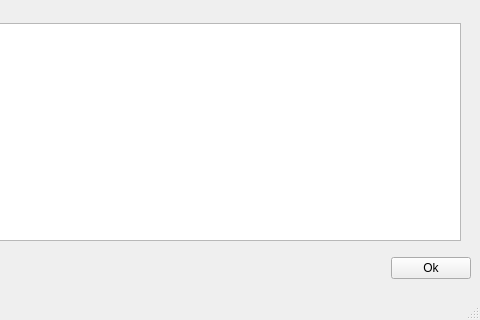
First picture: the form in add_words_main_window.ui, repository codincodee/AnyWord, before the edit; both pictures show x 139 to 619 and y 99 to 419 of the 619 by 419 pixel window.
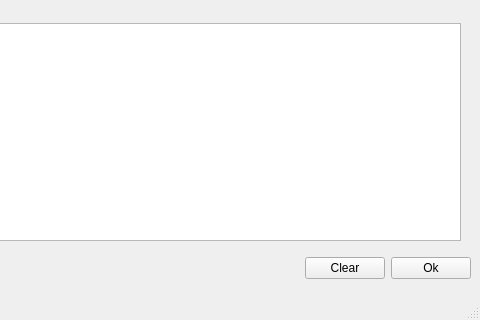
Second picture: the form after the edit.

What changed in the file:
```diff
--- a/add_words_main_window.ui
+++ b/add_words_main_window.ui
@@ -321,6 +321,13 @@
           </property>
          </spacer>
         </item>
+        <item>
+         <widget class="QPushButton" name="pushButton">
+          <property name="text">
+           <string>Clear</string>
+          </property>
+         </widget>
+        </item>
         <item>
          <widget class="QPushButton" name="OkPushButton">
           <property name="text">
```
